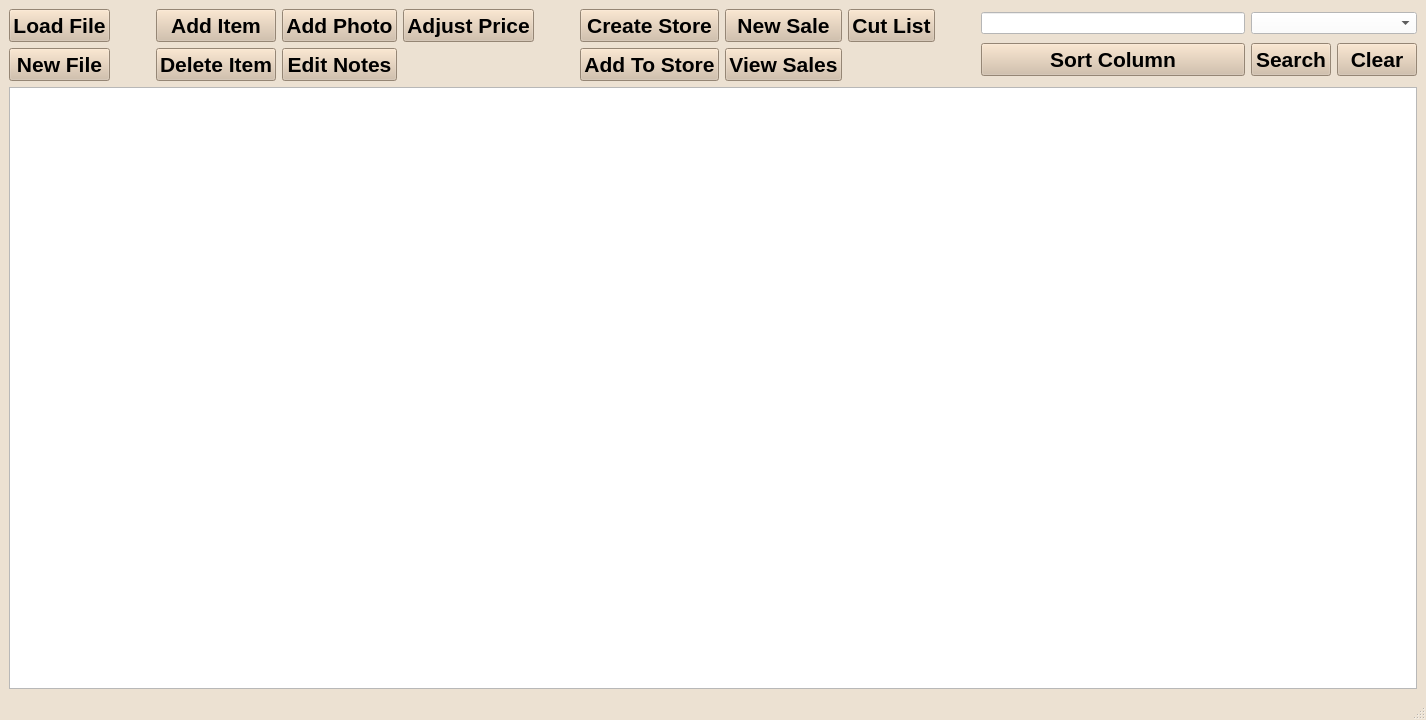
Qt form inventorywindow.ui (EtoDrowsy/CS499) before a commit.
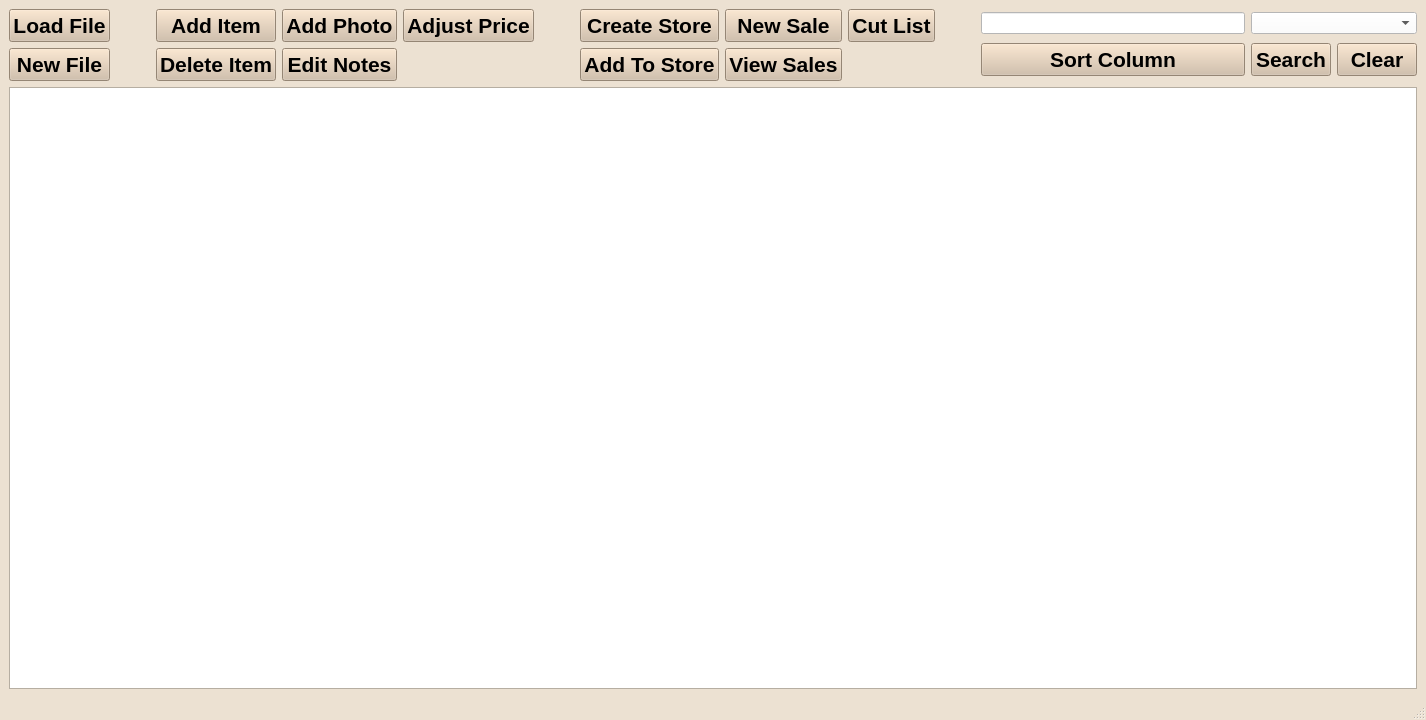
The same form after that commit.

Patch:
```diff
--- a/inventorywindow.ui
+++ b/inventorywindow.ui
@@ -2776,7 +2776,7 @@
        </font>
       </property>
       <property name="styleSheet">
-       <string notr="true">color:black</string>
+       <string notr="true"/>
       </property>
       <property name="locale">
        <locale language="English" country="UnitedStates"/>
@@ -2788,7 +2788,7 @@
        <bool>false</bool>
       </property>
       <attribute name="horizontalHeaderVisible">
-       <bool>false</bool>
+       <bool>true</bool>
       </attribute>
       <attribute name="verticalHeaderVisible">
        <bool>false</bool>
```
Left out of the diff: 3 changed lines with no effect on the pictures.
